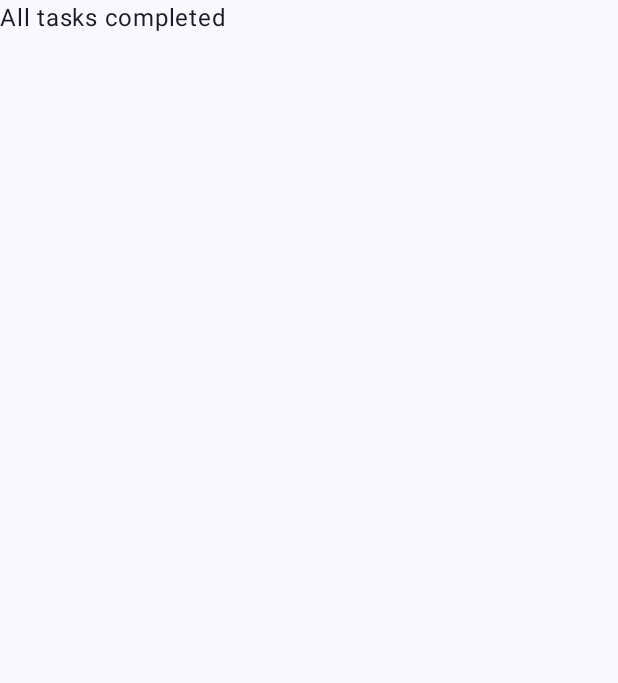
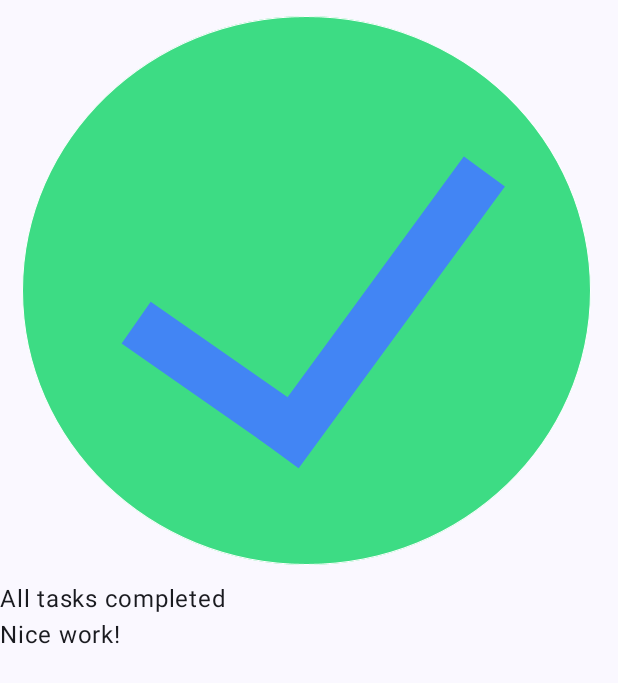
Before and after one commit to jscharnitzke/TaskManager, an Android app built with Jetpack Compose: the screen it shows after launch (MainActivity), on a phone screen of 412 x 824 dp. Before the commit the part shown is almost empty. Shown: the top 683 px of the screen. Run offline under Robolectric (Android 15) with nearby library versions, the phone set to English and light mode, and no system bars.

Commit message:
add unstyled components for each UI element

```diff
--- a/app/src/main/java/com/example/taskmanager/MainActivity.kt
+++ b/app/src/main/java/com/example/taskmanager/MainActivity.kt
@@ -3,12 +3,15 @@ package com.example.taskmanager
 import android.os.Bundle
 import androidx.activity.ComponentActivity
 import androidx.activity.compose.setContent
+import androidx.compose.foundation.Image
+import androidx.compose.foundation.layout.Column
 import androidx.compose.foundation.layout.fillMaxSize
 import androidx.compose.material3.MaterialTheme
 import androidx.compose.material3.Surface
 import androidx.compose.material3.Text
 import androidx.compose.runtime.Composable
 import androidx.compose.ui.Modifier
+import androidx.compose.ui.res.painterResource
 import androidx.compose.ui.tooling.preview.Preview
 import com.example.taskmanager.ui.theme.TaskManagerTheme
 
@@ -22,11 +25,39 @@ class MainActivity : ComponentActivity() {
                     modifier = Modifier.fillMaxSize(),
                     color = MaterialTheme.colorScheme.background
                 ) {
-                    TasksRemainingText()
+                    ContentBody()
                 }
             }
         }
     }
+}
+
+@Composable
+fun CheckmarkImage(modifier: Modifier = Modifier) {
+    val image = painterResource(id = R.drawable.ic_task_completed)
+
+    Image(
+        contentDescription = null,
+        modifier = modifier,
+        painter = image,
+    )
+}
+
+@Composable
+fun ContentBody(modifier: Modifier = Modifier) {
+    Column {
+        CheckmarkImage(modifier = modifier)
+        TasksRemainingText(modifier = modifier)
+        PraiseText(modifier = modifier)
+    }
+}
+
+@Composable
+fun PraiseText(modifier: Modifier = Modifier) {
+    Text(
+        modifier = modifier,
+        text = "Nice work!",
+    )
 }
 
 @Composable
@@ -41,6 +72,6 @@ fun TasksRemainingText(modifier: Modifier = Modifier) {
 @Composable
 fun TaskManagerPreview() {
     TaskManagerTheme {
-        TasksRemainingText()
+        ContentBody()
     }
 }
```
